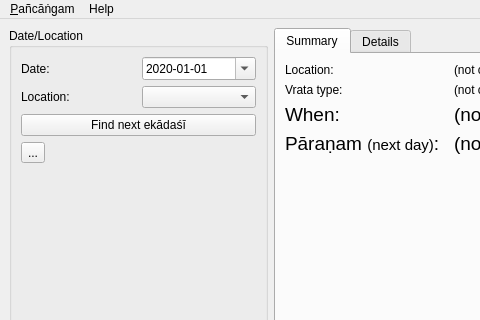
First picture: the form in gui-qt/mainwindow.ui, repository ashutosh108/vaishnavam-panchangam, before the edit; both pictures show x 0 to 480 and y 0 to 320 of the 800 by 600 pixel window.
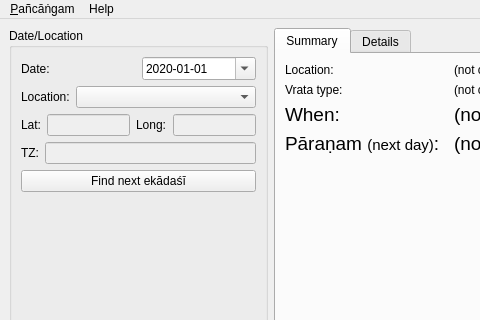
Second picture: the form after the edit.

Commit message: show longitude/latitude of selected location

Diff of the .ui file:
```diff
--- a/gui-qt/mainwindow.ui
+++ b/gui-qt/mainwindow.ui
@@ -70,6 +70,12 @@
           <layout class="QHBoxLayout" name="horizontalLayout">
            <item>
             <widget class="QLabel" name="locationLabel">
+             <property name="sizePolicy">
+              <sizepolicy hsizetype="Maximum" vsizetype="Preferred">
+               <horstretch>0</horstretch>
+               <verstretch>0</verstretch>
+              </sizepolicy>
+             </property>
              <property name="text">
               <string>Location:</string>
              </property>
@@ -83,6 +89,86 @@
            </item>
           </layout>
          </item>
+         <item>
+          <layout class="QHBoxLayout" name="hlLatLong">
+           <item>
+            <widget class="QLabel" name="latitudeLabel">
+             <property name="toolTip">
+              <string>Latitude in decimal degrees (+ means North)</string>
+             </property>
+             <property name="text">
+              <string>Lat:</string>
+             </property>
+             <property name="margin">
+              <number>5</number>
+             </property>
+             <property name="buddy">
+              <cstring>latitude</cstring>
+             </property>
+            </widget>
+           </item>
+           <item>
+            <widget class="QLineEdit" name="latitude">
+             <property name="enabled">
+              <bool>false</bool>
+             </property>
+             <property name="toolTip">
+              <string>Latitude in decimal degrees (+ means North)</string>
+             </property>
+            </widget>
+           </item>
+           <item>
+            <widget class="QLabel" name="longitudeLabel">
+             <property name="toolTip">
+              <string>Longitude in decimal degrees (+ means East)</string>
+             </property>
+             <property name="text">
+              <string>Long:</string>
+             </property>
+             <property name="margin">
+              <number>5</number>
+             </property>
+             <property name="buddy">
+              <cstring>longitude</cstring>
+             </property>
+            </widget>
+           </item>
+           <item>
+            <widget class="QLineEdit" name="longitude">
+             <property name="enabled">
+              <bool>false</bool>
+             </property>
+             <property name="toolTip">
+              <string>Longitude in decimal degrees (+ means East)</string>
+             </property>
+            </widget>
+           </item>
+          </layout>
+         </item>
+         <item>
+          <layout class="QHBoxLayout" name="hlTimezone">
+           <item>
+            <widget class="QLabel" name="timezoneLabel">
+             <property name="text">
+              <string>TZ:</string>
+             </property>
+             <property name="margin">
+              <number>5</number>
+             </property>
+             <property name="buddy">
+              <cstring>timezone</cstring>
+             </property>
+            </widget>
+           </item>
+           <item>
+            <widget class="QLineEdit" name="timezone">
+             <property name="enabled">
+              <bool>false</bool>
+             </property>
+            </widget>
+           </item>
+          </layout>
+         </item>
          <item>
           <widget class="QPushButton" name="FindNextEkadashi">
            <property name="text">
@@ -92,13 +178,6 @@
          </item>
         </layout>
        </item>
-       <item>
-        <widget class="QToolButton" name="toolButton">
-         <property name="text">
-          <string>...</string>
-         </property>
-        </widget>
-       </item>
        <item>
         <spacer name="verticalSpacer">
          <property name="orientation">
```
Left out of the diff: 6 changed lines with no effect on the pictures. The commit also changes 3 other files.
